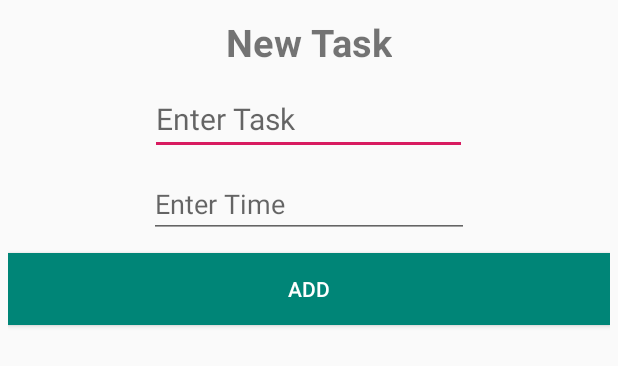
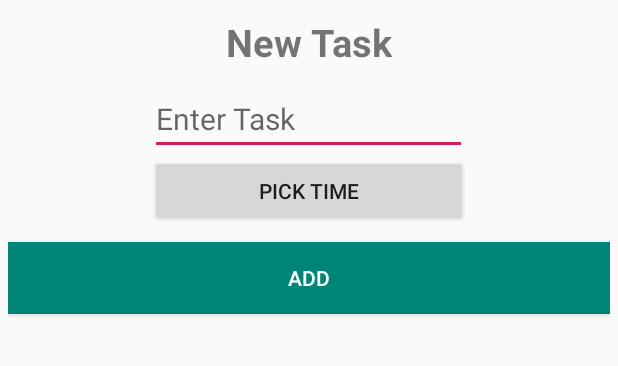
Before and after one commit to jacobmen/Task-App, an Android app: the layout dialog_add_task.xml on its own in the app's theme, with its tools: preview values and no code run, on a phone screen of 412 x 824 dp. Shown: the top 366 px of the screen. Run offline under Robolectric (Android 15) with nearby library versions, the phone set to English and light mode, and no system bars.

Commit message:
implemented time picker

```diff
--- a/app/src/main/res/layout/dialog_add_task.xml
+++ b/app/src/main/res/layout/dialog_add_task.xml
@@ -23,15 +23,12 @@
         android:hint="Enter Task"
         android:textSize="20sp" />
 
-    <EditText
-        android:id="@+id/timeInput"
-        android:layout_width="wrap_content"
+    <Button
+        android:id="@+id/setTime"
+        android:layout_width="212dp"
         android:layout_height="wrap_content"
         android:layout_gravity="center"
-        android:layout_marginTop="10dp"
-        android:hint="Enter Time"
-        android:ems="10"
-        android:inputType="time" />
+        android:text="Pick Time" />
 
     <Button
         android:id="@+id/addNewTask"
```
Also changed, not shown: app/src/main/java/com/example/taskapp/MainActivity.java (+23 -4 lines), app/src/main/java/com/example/taskapp/TimePickerFragment.java (added, +24 -0 lines), app/src/main/res/layout/chunk_task.xml (+9 -8 lines).
